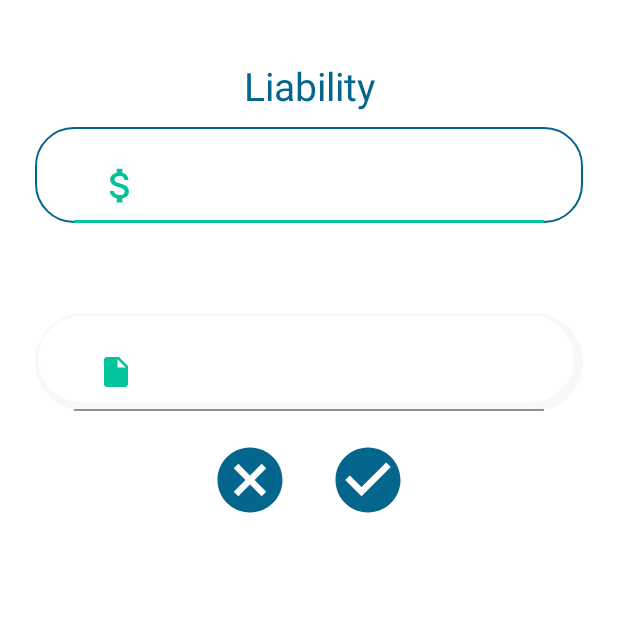
After one commit to MinJerry1129/Calculator, an Android app: the SetLiabilityActivity screen opened directly, with no data from a screen before it, on a phone screen of 412 x 824 dp, the top half of it. The commit adds this screen. Run offline under Robolectric (Android 15) with nearby library versions, the phone set to English and light mode, and no system bars; our stand-ins replace sdp/ssp sizes.

Commit message:
update design

```diff
--- a/app/build.gradle
+++ b/app/build.gradle
@@ -12,7 +12,6 @@ android {
         targetSdkVersion 30
         versionCode 1
         versionName "1.0"
-
         testInstrumentationRunner "androidx.test.runner.AndroidJUnitRunner"
     }
 
--- /dev/null
+++ b/app/src/main/java/com/mobiledevteam/calculator/home/SetLiabilityActivity.java
@@ -0,0 +1,16 @@
+package com.mobiledevteam.calculator.home;
+
+import androidx.appcompat.app.AppCompatActivity;
+
+import android.os.Bundle;
+
+import com.mobiledevteam.calculator.R;
+
+public class SetLiabilityActivity extends AppCompatActivity {
+
+    @Override
+    protected void onCreate(Bundle savedInstanceState) {
+        super.onCreate(savedInstanceState);
+        setContentView(R.layout.activity_set_liability);
+    }
+}
--- /dev/null
+++ b/app/src/main/res/drawable/ic_baseline_attach_money_24.xml
@@ -0,0 +1,5 @@
+<vector android:height="30dp" android:tint="#02C39A"
+    android:viewportHeight="24" android:viewportWidth="24"
+    android:width="30dp" xmlns:android="http://schemas.android.com/apk/res/android">
+    <path android:fillColor="@android:color/white" android:pathData="M11.8,10.9c-2.27,-0.59 -3,-1.2 -3,-2.15 0,-1.09 1.01,-1.85 2.7,-1.85 1.78,0 2.44,0.85 2.5,2.1h2.21c-0.07,-1.72 -1.12,-3.3 -3.21,-3.81V3h-3v2.16c-1.94,0.42 -3.5,1.68 -3.5,3.61 0,2.31 1.91,3.46 4.7,4.13 2.5,0.6 3,1.48 3,2.41 0,0.69 -0.49,1.79 -2.7,1.79 -2.06,0 -2.87,-0.92 -2.98,-2.1h-2.2c0.12,2.19 1.76,3.42 3.68,3.83V21h3v-2.15c1.95,-0.37 3.5,-1.5 3.5,-3.55 0,-2.84 -2.43,-3.81 -4.7,-4.4z"/>
+</vector>
--- /dev/null
+++ b/app/src/main/res/drawable/ic_baseline_cancel_24.xml
@@ -0,0 +1,5 @@
+<vector android:height="30dp" android:tint="#02C39A"
+    android:viewportHeight="24" android:viewportWidth="24"
+    android:width="30dp" xmlns:android="http://schemas.android.com/apk/res/android">
+    <path android:fillColor="@android:color/white" android:pathData="M12,2C6.47,2 2,6.47 2,12s4.47,10 10,10 10,-4.47 10,-10S17.53,2 12,2zM17,15.59L15.59,17 12,13.41 8.41,17 7,15.59 10.59,12 7,8.41 8.41,7 12,10.59 15.59,7 17,8.41 13.41,12 17,15.59z"/>
+</vector>
--- /dev/null
+++ b/app/src/main/res/drawable/ic_baseline_check_circle_24.xml
@@ -0,0 +1,5 @@
+<vector android:height="30dp" android:tint="#02C39A"
+    android:viewportHeight="24" android:viewportWidth="24"
+    android:width="30dp" xmlns:android="http://schemas.android.com/apk/res/android">
+    <path android:fillColor="@android:color/white" android:pathData="M12,2C6.48,2 2,6.48 2,12s4.48,10 10,10 10,-4.48 10,-10S17.52,2 12,2zM10,17l-5,-5 1.41,-1.41L10,14.17l7.59,-7.59L19,8l-9,9z"/>
+</vector>
--- /dev/null
+++ b/app/src/main/res/drawable/ic_baseline_expand_more_24.xml
@@ -0,0 +1,5 @@
+<vector android:height="24dp" android:tint="#02C39A"
+    android:viewportHeight="24" android:viewportWidth="24"
+    android:width="24dp" xmlns:android="http://schemas.android.com/apk/res/android">
+    <path android:fillColor="@android:color/white" android:pathData="M16.59,8.59L12,13.17 7.41,8.59 6,10l6,6 6,-6z"/>
+</vector>
--- /dev/null
+++ b/app/src/main/res/drawable/ic_baseline_insert_drive_file_24.xml
@@ -0,0 +1,5 @@
+<vector android:autoMirrored="true" android:height="24dp"
+    android:tint="#02C39A" android:viewportHeight="24"
+    android:viewportWidth="24" android:width="24dp" xmlns:android="http://schemas.android.com/apk/res/android">
+    <path android:fillColor="@android:color/white" android:pathData="M6,2c-1.1,0 -1.99,0.9 -1.99,2L4,20c0,1.1 0.89,2 1.99,2L18,22c1.1,0 2,-0.9 2,-2L20,8l-6,-6L6,2zM13,9L13,3.5L18.5,9L13,9z"/>
+</vector>
--- /dev/null
+++ b/app/src/main/res/drawable/layout_background_outline_secondmajor.xml
@@ -0,0 +1,12 @@
+<?xml version="1.0" encoding="utf-8"?>
+<shape xmlns:android="http://schemas.android.com/apk/res/android"
+    android:shape="rectangle">
+    <solid
+        android:color="@color/white"></solid>
+    <corners
+        android:radius="25dp"/>
+    <stroke
+        android:width="1dp"
+        android:color="@color/second"
+        />
+</shape>
--- a/app/src/main/res/layout/activity_home.xml
+++ b/app/src/main/res/layout/activity_home.xml
@@ -95,6 +95,7 @@
                         android:textAlignment="center"
                         android:text="Summary"/>
                     <ImageView
+                        android:id="@+id/img_list"
                         android:layout_width="@dimen/_30sdp"
                         android:layout_height="@dimen/_30sdp"
                         android:src="@drawable/ic_baseline_dehaze_24"/>
--- /dev/null
+++ b/app/src/main/res/layout/activity_set_liability.xml
@@ -0,0 +1,108 @@
+<?xml version="1.0" encoding="utf-8"?>
+<LinearLayout xmlns:android="http://schemas.android.com/apk/res/android"
+    xmlns:app="http://schemas.android.com/apk/res-auto"
+    xmlns:tools="http://schemas.android.com/tools"
+    android:layout_width="match_parent"
+    android:layout_height="match_parent"
+    tools:context=".home.SetIncomeActivity">
+    <ScrollView
+        android:layout_width="match_parent"
+        android:layout_height="match_parent"
+        android:layout_marginStart="@dimen/_10sdp"
+        android:layout_marginEnd="@dimen/_10sdp">
+        <LinearLayout
+            android:layout_width="match_parent"
+            android:layout_height="wrap_content"
+            android:orientation="vertical">
+            <TextView
+                android:layout_width="match_parent"
+                android:layout_height="wrap_content"
+                android:layout_marginTop="@dimen/_30sdp"
+                android:text="Liability"
+                android:textColor="@color/second"
+                android:textAlignment="center"
+                android:textSize="@dimen/_20sdp"/>
+            <com.google.android.material.textfield.TextInputLayout
+                android:layout_width="match_parent"
+                android:layout_height="wrap_content"
+                android:layout_margin="10dp"
+                android:background="@drawable/layout_background_outline_secondmajor">
+
+                <EditText android:id="@+id/input_email"
+                    android:layout_width="match_parent"
+                    android:layout_height="wrap_content"
+                    android:inputType="textEmailAddress"
+                    android:textColor="#000"
+                    android:background="#00ffffff"
+                    android:drawableStart="@drawable/ic_baseline_attach_money_24"
+                    android:layout_marginStart="@dimen/_20sdp"
+                    android:layout_marginEnd="@dimen/_20sdp"/>
+            </com.google.android.material.textfield.TextInputLayout>
+            <LinearLayout
+                android:layout_width="match_parent"
+                android:layout_height="wrap_content"
+                android:layout_margin="10dp"
+                android:background="@drawable/layout_background_white"
+                android:orientation="vertical">
+                <ExpandableListView
+                    android:id="@+id/exp"
+                    android:layout_width="match_parent"
+                    android:layout_height="wrap_content"/>
+            </LinearLayout>
+            <LinearLayout
+                android:layout_width="match_parent"
+                android:layout_height="wrap_content"
+                android:layout_margin="10dp"
+                android:background="@drawable/layout_background_white"
+                android:orientation="vertical">
+                <ExpandableListView
+                    android:layout_width="match_parent"
+                    android:layout_height="wrap_content"/>
+            </LinearLayout>
+            <LinearLayout
+                android:layout_width="match_parent"
+                android:layout_height="wrap_content"
+                android:layout_margin="10dp"
+                android:orientation="vertical">
+                <com.google.android.material.textfield.TextInputLayout
+                    android:layout_width="match_parent"
+                    android:layout_height="wrap_content"
+                    android:background="@drawable/layout_background_white">
+
+                    <EditText
+                        android:layout_width="match_parent"
+                        android:layout_height="@dimen/_50sdp"
+                        android:inputType="textEmailAddress"
+                        android:textColor="#000"
+                        android:background="#00ffffff"
+                        android:drawableStart="@drawable/ic_baseline_insert_drive_file_24"
+                        android:layout_marginStart="@dimen/_20sdp"
+                        android:layout_marginEnd="@dimen/_20sdp"/>
+                </com.google.android.material.textfield.TextInputLayout>
+            </LinearLayout>
+            <LinearLayout
+                android:layout_width="match_parent"
+                android:layout_height="wrap_content"
+                android:layout_margin="10dp"
+                android:orientation="horizontal"
+                android:gravity="center">
+                <ImageView
+                    android:layout_width="@dimen/_40sdp"
+                    android:layout_height="@dimen/_40sdp"
+                    android:layout_marginEnd="@dimen/_10sdp"
+                    android:src="@drawable/ic_baseline_cancel_24"
+                    app:tint="@color/second" />
+                <ImageView
+                    android:layout_width="@dimen/_40sdp"
+                    android:layout_height="@dimen/_40sdp"
+                    android:layout_marginStart="@dimen/_10sdp"
+                    android:src="@drawable/ic_baseline_check_circle_24"
+                    app:tint="@color/second"/>
+
+            </LinearLayout>
+
+
+        </LinearLayout>
+    </ScrollView>
+
+</LinearLayout>
```
Also changed, not shown: app/src/main/AndroidManifest.xml (+20 -10 lines), app/src/main/java/com/mobiledevteam/calculator/home/HomeActivity.java (+41 -1 lines), app/src/main/java/com/mobiledevteam/calculator/home/SetIncomeActivity.java (added, +16 -0 lines), app/src/main/res/drawable/layout_background_major.xml (added, +12 -0 lines), app/src/main/res/drawable/layout_background_outline_major.xml (added, +12 -0 lines), app/src/main/res/drawable/layout_background_secondmajor.xml (added, +12 -0 lines), app/src/main/res/layout/activity_set_income.xml (added, +106 -0 lines).
